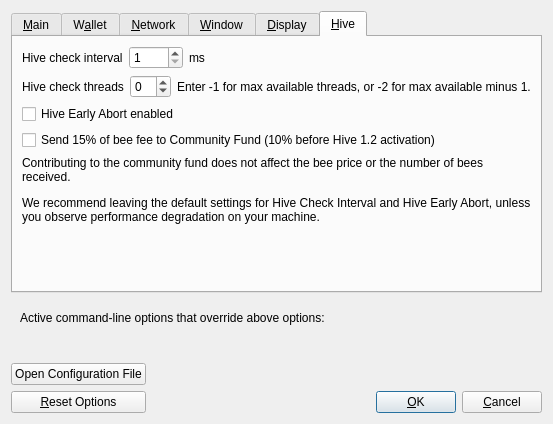
balabhaskar27/maza, file src/qt/forms/optionsdialog.ui: the form before one commit.
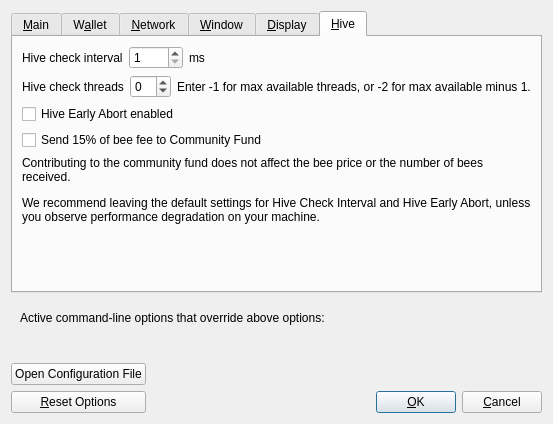
The form after the commit. Custom widgets are drawn as their Qt base class.

```diff
--- a/src/qt/forms/optionsdialog.ui
+++ b/src/qt/forms/optionsdialog.ui
@@ -754,7 +754,7 @@
          <item>
           <widget class="QCheckBox" name="hiveContribCF">
            <property name="text">
-            <string>Send 15% of bee fee to Community Fund (10% before Hive 1.2 activation)</string>
+            <string>Send 15% of bee fee to Community Fund</string>
            </property>
           </widget>
          </item>
```
